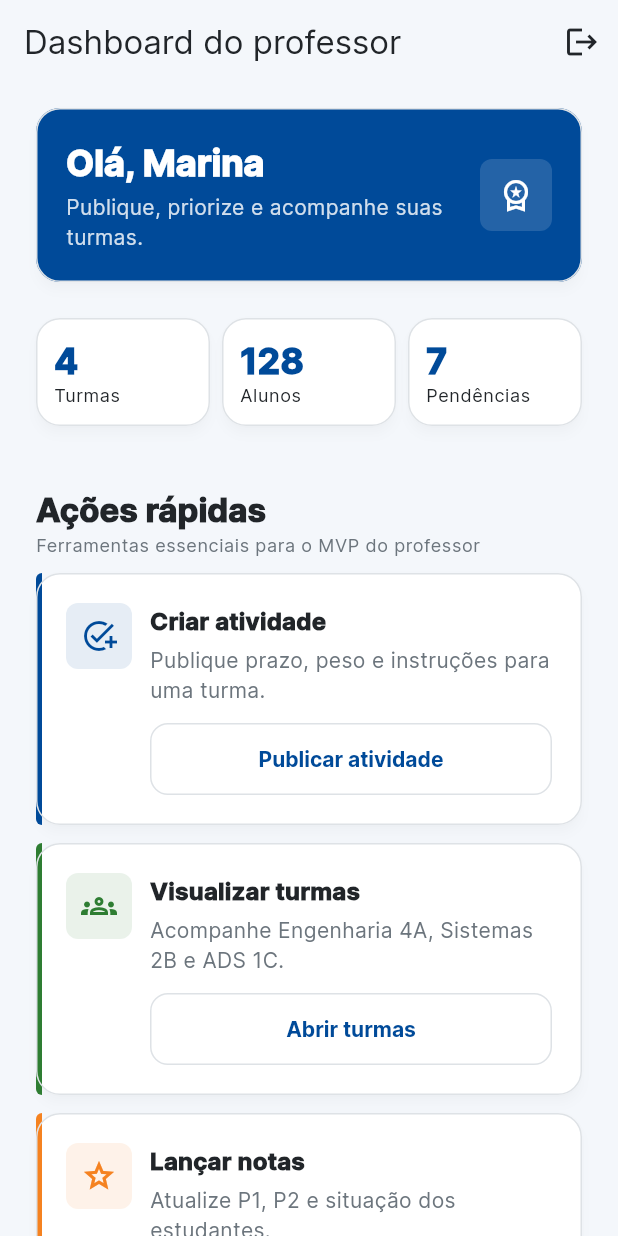
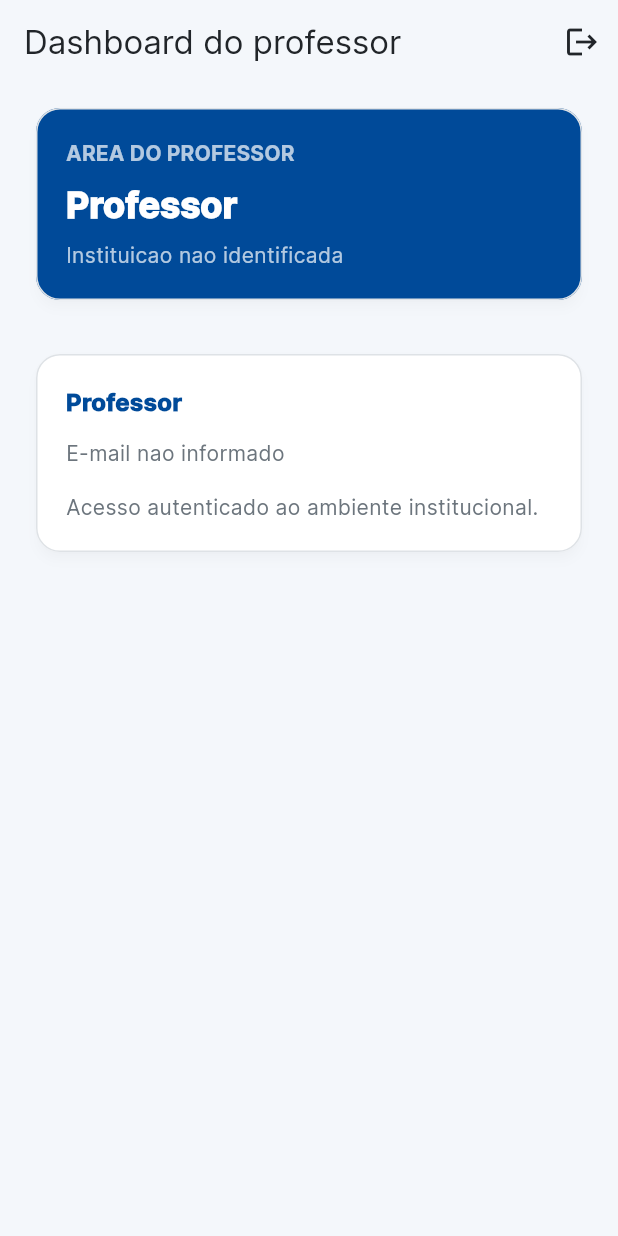
Before and after one commit to ykiakao/uniconnect-clients, a Flutter app: the TeacherDashboardPage screen opened by its route, on a phone screen of 412 x 824 dp. Run offline on Flutter 3.47's test engine with Material 3 defaults, Android fonts, the phone set to English and light mode, and no system bars; our stand-ins replace flutter_riverpod, flutter_secure_storage, go_router, google_fonts; accounts and stored records are empty.

Commit message:
feat: simplify professor demo dashboard

```diff
--- a/uniconnect_flutter_base/lib/features/teacher/presentation/teacher_dashboard_page.dart
+++ b/uniconnect_flutter_base/lib/features/teacher/presentation/teacher_dashboard_page.dart
@@ -7,7 +7,6 @@ import '../../../core/theme/app_colors.dart';
 import '../../../core/theme/app_spacing.dart';
 import '../../../shared/widgets/app_card.dart';
 import '../../../shared/widgets/app_header.dart';
-import '../../../shared/widgets/section_header.dart';
 import '../../auth/providers/auth_provider.dart';
 import '../../tenant/providers/tenant_provider.dart';
 
@@ -20,7 +19,7 @@ class TeacherDashboardPage extends ConsumerWidget {
       builder: (dialogContext) => AlertDialog(
         title: const Text('Sair da conta?'),
         content: const Text(
-          'Você será desconectado e voltará para a tela de login.',
+          'Voce sera desconectado e voltara para a tela de login.',
         ),
         actions: [
           TextButton(
@@ -71,99 +70,58 @@ class TeacherDashboardPage extends ConsumerWidget {
           children: [
             AppCard(
               backgroundColor: AppColors.primary,
-              child: Row(
-                children: [
-                  Expanded(
               child: Column(
                 crossAxisAlignment: CrossAxisAlignment.start,
                 children: [
                   Text(
-                          'Olá, ${user?.name.split(' ').first ?? 'Marina'}',
-                          style: Theme.of(context)
-                              .textTheme
-                              .headlineSmall
-                              ?.copyWith(
+                    'AREA DO PROFESSOR',
+                    style: Theme.of(context).textTheme.labelLarge?.copyWith(
+                          color: Colors.white70,
+                          fontWeight: FontWeight.w700,
+                        ),
+                  ),
+                  const SizedBox(height: AppSpacing.xs),
+                  Text(
+                    user?.name ?? 'Professor',
+                    style: Theme.of(context).textTheme.headlineSmall?.copyWith(
                           color: Colors.white,
                           fontWeight: FontWeight.w900,
                         ),
                   ),
-                        const SizedBox(height: 4),
+                  const SizedBox(height: AppSpacing.xs),
                   Text(
-                          tenant == null
-                              ? 'Publique, priorize e acompanhe suas turmas.'
-                              : '${tenant.name} • ${tenant.planLabel}',
-                          style:
-                              Theme.of(context).textTheme.bodyMedium?.copyWith(
-                                    color: Colors.white.withValues(alpha: .82),
+                    tenant?.name ?? 'Instituicao nao identificada',
+                    style: Theme.of(context).textTheme.bodyMedium?.copyWith(
+                          color: Colors.white70,
                         ),
                   ),
                 ],
               ),
             ),
-                  Container(
-                    width: 48,
-                    height: 48,
-                    decoration: BoxDecoration(
-                      color: Colors.white.withValues(alpha: .14),
-                      borderRadius: BorderRadius.circular(8),
+            const SizedBox(height: AppSpacing.lg),
+            AppCard(
+              child: Column(
+                crossAxisAlignment: CrossAxisAlignment.start,
+                children: [
+                  Text(
+                    user?.roleLabel ?? 'Professor',
+                    style: Theme.of(context).textTheme.titleMedium?.copyWith(
+                          color: AppColors.primary,
+                          fontWeight: FontWeight.w900,
                         ),
-                    child: const Icon(Icons.workspace_premium_outlined,
-                        color: Colors.white),
+                  ),
+                  const SizedBox(height: AppSpacing.sm),
+                  Text(
+                    user?.email ?? 'E-mail nao informado',
+                    style: const TextStyle(color: AppColors.muted),
+                  ),
+                  const SizedBox(height: AppSpacing.md),
+                  const Text(
+                    'Acesso autenticado ao ambiente institucional.',
+                    style: TextStyle(color: AppColors.muted),
                   ),
                 ],
               ),
-            ),
-            const SizedBox(height: AppSpacing.sm),
-            const Row(
-              children: [
-                Expanded(child: _TeacherMetric(label: 'Turmas', value: '4')),
-                SizedBox(width: AppSpacing.xs),
-                Expanded(child: _TeacherMetric(label: 'Alunos', value: '128')),
-                SizedBox(width: AppSpacing.xs),
-                Expanded(
-                    child: _TeacherMetric(label: 'Pendências', value: '7')),
-              ],
-            ),
-            const SizedBox(height: AppSpacing.lg),
-            const SectionHeader(
-              title: 'Ações rápidas',
-              subtitle: 'Ferramentas essenciais para o MVP do professor',
-            ),
-            _TeacherActionCard(
-              icon: Icons.add_task,
-              color: AppColors.primary,
-              title: 'Criar atividade',
-              description: 'Publique prazo, peso e instruções para uma turma.',
-              buttonLabel: 'Publicar atividade',
-              onTap: () => context.push(AppRoutes.teacherCreateActivity),
-            ),
-            _TeacherActionCard(
-              icon: Icons.groups_outlined,
-              color: AppColors.success,
-              title: 'Visualizar turmas',
-              description: 'Acompanhe Engenharia 4A, Sistemas 2B e ADS 1C.',
-              buttonLabel: 'Abrir turmas',
-              onTap: () {},
-            ),
-            _TeacherActionCard(
-              icon: Icons.grade_outlined,
-              color: AppColors.secondary,
-              title: 'Lançar notas',
-              description: 'Atualize P1, P2 e situação dos estudantes.',
-              buttonLabel: 'Abrir notas',
-              onTap: () => context.push(AppRoutes.teacherGrades),
-            ),
-            _TeacherActionCard(
-              icon: Icons.campaign_outlined,
-              color: AppColors.info,
-              title: 'Enviar comunicados',
-              description: 'Informe mudanças de sala, material novo ou avisos.',
-              buttonLabel: 'Novo comunicado',
-              onTap: () {
-                ScaffoldMessenger.of(context).showSnackBar(
-                  const SnackBar(content: Text('Comunicado mockado enviado.')),
-                );
-              },
             ),
           ],
         ),
@@ -171,98 +129,3 @@ class TeacherDashboardPage extends ConsumerWidget {
     );
   }
 }
-
-class _TeacherMetric extends StatelessWidget {
-  const _TeacherMetric({required this.label, required this.value});
-
-  final String label;
-  final String value;
-
-  @override
-  Widget build(BuildContext context) {
-    return AppCard(
-      padding: const EdgeInsets.all(AppSpacing.sm),
-      child: Column(
-        crossAxisAlignment: CrossAxisAlignment.start,
-        children: [
-          Text(
-            value,
-            style: Theme.of(context).textTheme.headlineSmall?.copyWith(
-                  color: AppColors.primary,
-                  fontWeight: FontWeight.w900,
-                ),
-          ),
-          Text(label, style: Theme.of(context).textTheme.bodySmall),
-        ],
-      ),
-    );
-  }
-}
-
-class _TeacherActionCard extends StatelessWidget {
-  const _TeacherActionCard({
-    required this.icon,
-    required this.color,
-    required this.title,
-    required this.description,
-    required this.buttonLabel,
-    required this.onTap,
-  });
-
-  final IconData icon;
-  final Color color;
-  final String title;
-  final String description;
-  final String buttonLabel;
-  final VoidCallback onTap;
-
-  @override
-  Widget build(BuildContext context) {
-    return AppCard(
-      accentColor: color,
-      child: Row(
-        crossAxisAlignment: CrossAxisAlignment.start,
-        children: [
-          Container(
-            width: 44,
-            height: 44,
-            decoration: BoxDecoration(
-              color: color.withValues(alpha: .10),
-              borderRadius: BorderRadius.circular(8),
-            ),
-            child: Icon(icon, color: color),
-          ),
-          const SizedBox(width: AppSpacing.sm),
-          Expanded(
-            child: Column(
-              crossAxisAlignment: CrossAxisAlignment.start,
-              children: [
-                Text(
-                  title,
-                  style: Theme.of(context).textTheme.titleMedium?.copyWith(
-                        fontWeight: FontWeight.w900,
-                      ),
-                ),
-                const SizedBox(height: 4),
-                Text(
-                  description,
-                  style: Theme.of(context).textTheme.bodyMedium?.copyWith(
-                        color: AppColors.muted,
-                      ),
-                ),
-                const SizedBox(height: AppSpacing.sm),
-                SizedBox(
-                  width: double.infinity,
-                  child: OutlinedButton(
-                    onPressed: onTap,
-                    child: Text(buttonLabel),
-                  ),
-                ),
-              ],
-            ),
-          ),
-        ],
-      ),
-    );
-  }
-}
```
Also changed, not shown: 1 other file. Lines whose indentation alone changed are shown as unchanged.
